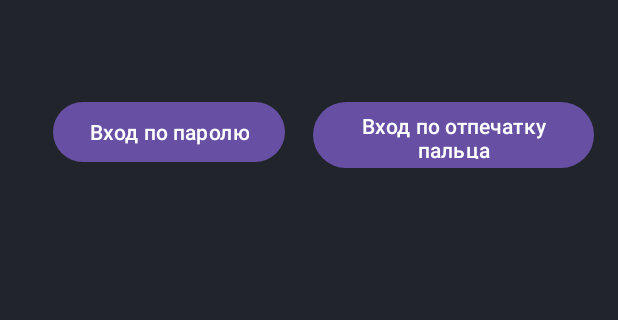
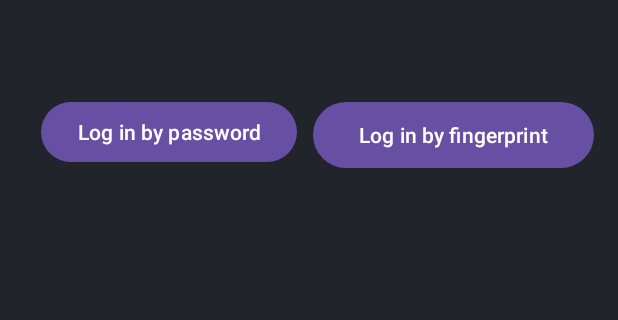
Before and after one commit to TheGraduate/Password-Manager, an Android app: the screen it shows after launch (MainActivity), on a phone screen of 412 x 824 dp, the part 96-416 px from its top. Run offline under Robolectric (Android 15) with nearby library versions, the phone set to English and light mode, and no system bars; our stand-ins replace navigation-ui.

Commit message:
8 com status: work clean up some mess, fix some bugs, extract some strings

```diff
--- a/app/src/main/java/com/example/passwordmanager/activityAndFragments/AuthenticationFragment.kt
+++ b/app/src/main/java/com/example/passwordmanager/activityAndFragments/AuthenticationFragment.kt
@@ -16,15 +16,23 @@ import androidx.core.app.ActivityCompat
 import androidx.core.content.ContextCompat
 import androidx.fragment.app.Fragment
 import androidx.navigation.findNavController
-import androidx.navigation.fragment.findNavController
 import com.example.passwordmanager.R
-import com.example.passwordmanager.databinding.FragmentWebsiteListBinding
 
 class AuthenticationFragment : Fragment() {
 
     private lateinit var biometricPrompt: BiometricPrompt
     private lateinit var promptInfo: BiometricPrompt.PromptInfo
-    private var firstTimeLogin = true
+    private var firstTimeLogin: Boolean
+        get() {
+            val sharedPreferences = requireContext().getSharedPreferences("first_time_login_prefs", Context.MODE_PRIVATE)
+            return sharedPreferences.getBoolean("first_time_login", true)
+        }
+        set(value) {
+            val sharedPreferences = requireContext().getSharedPreferences("first_time_login_prefs", Context.MODE_PRIVATE)
+            val editor = sharedPreferences.edit()
+            editor.putBoolean("first_time_login", value)
+            editor.apply()
+        }
 
     override fun onCreateView(inflater: LayoutInflater, container: ViewGroup?, savedInstanceState: Bundle?): View? {
         return inflater.inflate(R.layout.authentication_fragment, container, false)
@@ -32,6 +40,8 @@ class AuthenticationFragment : Fragment() {
 
     override fun onViewCreated(view: View, savedInstanceState: Bundle?) {
         super.onViewCreated(view, savedInstanceState)
+
+        firstTimeLogin = firstTimeLogin
 
         val enterByPassButton = view.findViewById<Button>(R.id.enterByPasswordButton)
         val enterByFingerprintButton = view.findViewById<Button>(R.id.enterByFingerprintButton)
@@ -66,28 +76,27 @@ class AuthenticationFragment : Fragment() {
             if (firstTimeLogin) {
                 savePassword(passwordInput)
                 firstTimeLogin = false
-                showToast("Password saved")
+                showToast(getString(R.string.password_saved))
                 navigateToMainScreen()
             } else {
                 if (passwordInput == savedPassword) {
                     navigateToMainScreen()
                 } else {
-                    showToast("Wrong password")
+                    showToast(getString(R.string.password_wrong))
                 }
             }
-
             dialog.dismiss()
         }
         dialog.show()
     }
 
     private fun getSavedPassword(): String? {
-        val sharedPreferences = requireContext().getSharedPreferences("app_prefs", Context.MODE_PRIVATE)
+        val sharedPreferences = requireContext().getSharedPreferences("password_prefs", Context.MODE_PRIVATE)
         return sharedPreferences.getString("password", null)
     }
 
     private fun savePassword(password: String) {
-        val sharedPreferences = requireContext().getSharedPreferences("app_prefs", Context.MODE_PRIVATE)
+        val sharedPreferences = requireContext().getSharedPreferences("password_prefs", Context.MODE_PRIVATE)
         val editor = sharedPreferences.edit()
         editor.putString("password", password)
         editor.apply()
@@ -127,14 +136,14 @@ class AuthenticationFragment : Fragment() {
 
                 override fun onAuthenticationFailed() {
                     super.onAuthenticationFailed()
-                    showToast("Do not recognize fingerprint")
+                    showToast(getString(R.string.do_not_recognize_fingerprint))
                 }
             })
 
         promptInfo = BiometricPrompt.PromptInfo.Builder()
-            .setTitle("Log in to the app")
-            .setSubtitle("Use your fingerprint to log in")
-            .setNegativeButtonText("Cancel")
+            .setTitle(getString(R.string.log_in_to_the_app_biometrically))
+            .setSubtitle(getString(R.string.use_your_fingerprint_to_log_in))
+            .setNegativeButtonText(getString(R.string.biometric_dialog_cancel))
             .build()
     }
 
--- a/app/src/main/java/com/example/passwordmanager/activityAndFragments/MainActivity.kt
+++ b/app/src/main/java/com/example/passwordmanager/activityAndFragments/MainActivity.kt
@@ -1,13 +1,12 @@
 package com.example.passwordmanager.activityAndFragments
 
 import android.os.Bundle
+import android.view.MenuItem
 import androidx.appcompat.app.AppCompatActivity
 import androidx.navigation.findNavController
+import androidx.navigation.fragment.NavHostFragment
 import androidx.navigation.ui.AppBarConfiguration
 import androidx.navigation.ui.navigateUp
-import android.view.Menu
-import android.view.MenuItem
-import androidx.navigation.fragment.NavHostFragment
 import com.example.passwordmanager.R
 import com.example.passwordmanager.databinding.ActivityMainBinding
 
@@ -18,25 +17,15 @@ class MainActivity : AppCompatActivity() {
     override fun onCreate(savedInstanceState: Bundle?) {
         super.onCreate(savedInstanceState)
 
-        //val actionBar = supportActionBar////
-        //actionBar?.setDisplayShowTitleEnabled(true)///
-
         binding = ActivityMainBinding.inflate(layoutInflater)
         setContentView(binding.root)
 
         setSupportActionBar(binding.includeCustomToolbar.toolbar)
 
-
         val navHostFragment = supportFragmentManager.findFragmentById(R.id.nav_host_fragment) as NavHostFragment
         val navController = navHostFragment.navController
         appBarConfiguration = AppBarConfiguration(navController.graph)
     }
-
-  /*  override fun onCreateOptionsMenu(menu: Menu): Boolean {
-        menuInflater.inflate(R.menu.options_for_website_card, menu)
-
-        return true
-    }*/
 
     override fun onOptionsItemSelected(item: MenuItem): Boolean {
         return when (item.itemId) {
@@ -46,8 +35,6 @@ class MainActivity : AppCompatActivity() {
                 findNavController(R.id.nav_host_fragment).navigateUp()
                 return true
             }
-            //R.id.edit -> true
-            //R.id.remove -> true
             else -> super.onOptionsItemSelected(item)
         }
     }
@@ -65,5 +52,4 @@ class MainActivity : AppCompatActivity() {
         super.onBackPressed()
     }
 
-
 }
--- a/app/src/main/res/layout/authentication_fragment.xml
+++ b/app/src/main/res/layout/authentication_fragment.xml
@@ -1,7 +1,6 @@
 <?xml version="1.0" encoding="utf-8"?>
 <androidx.constraintlayout.widget.ConstraintLayout xmlns:android="http://schemas.android.com/apk/res/android"
     xmlns:app="http://schemas.android.com/apk/res-auto"
-    xmlns:tools="http://schemas.android.com/tools"
     android:layout_width="match_parent"
     android:layout_height="match_parent"
     android:orientation="vertical"
@@ -14,7 +13,7 @@
        android:layout_height="52dp"
        android:layout_marginTop="64dp"
        android:layout_marginEnd="16dp"
-       android:text="Вход по отпечатку пальца"
+       android:text="@string/log_in_by_biometrically_button_text"
        app:layout_constraintEnd_toEndOf="parent"
        app:layout_constraintTop_toTopOf="parent" />
 
@@ -24,15 +23,9 @@
        android:layout_height="wrap_content"
        android:layout_marginStart="16dp"
        android:layout_marginTop="64dp"
-       android:text="Вход по паролю"
+       android:text="@string/log_in_by_pass_button_text"
        app:layout_constraintEnd_toStartOf="@+id/enterByFingerprintButton"
        app:layout_constraintStart_toStartOf="parent"
        app:layout_constraintTop_toTopOf="parent" />
 
-   <!-- <EditText
-        android:id="@+id/enterByPasswordButton"
-        android:layout_width="wrap_content"
-        android:layout_height="wrap_content"
-        android:text="Вход по паролю" />-->
-
 </androidx.constraintlayout.widget.ConstraintLayout>
--- a/app/src/main/res/values/strings.xml
+++ b/app/src/main/res/values/strings.xml
@@ -1,10 +1,5 @@
 <resources>
     <string name="app_name">Password Manager</string>
-    <string name="action_settings">Settings</string>
-    <string name="first_fragment_label">First Fragment</string>
-    <string name="second_fragment_label">Second Fragment</string>
-
-
 
     <string name="enter_website_name">enter website name</string>
     <string name="enter_login">enter login</string>
@@ -26,5 +21,15 @@
     <string name="url_title">URL</string>
     <string name="description_title">Description</string>
 
+    <string name="password_saved">Password saved</string>
+    <string name="password_wrong">Wrong password</string>
+
+    <string name="do_not_recognize_fingerprint">Do not recognize fingerprint</string>
+    <string name="log_in_to_the_app_biometrically">Log in to the app</string>
+    <string name="use_your_fingerprint_to_log_in">Use your fingerprint to log in</string>
+    <string name="biometric_dialog_cancel">Cancel</string>
+    <string name="log_in_by_biometrically_button_text">Log in by fingerprint</string>
+    <string name="log_in_by_pass_button_text">Log in by password</string>
+
 
 </resources>
```
Also changed, not shown: app/src/main/java/com/example/passwordmanager/activityAndFragments/WebsiteCreateFragment.kt (+0 -12 lines), app/src/main/java/com/example/passwordmanager/activityAndFragments/WebsiteEditFragment.kt (+1 -30 lines), app/src/main/java/com/example/passwordmanager/activityAndFragments/WebsiteFragment.kt (+1 -31 lines), app/src/main/java/com/example/passwordmanager/activityAndFragments/WebsiteListFragment.kt (+2 -28 lines), app/src/main/res/menu/menu_main.xml (deleted, +0 -10 lines), 1 other file.
